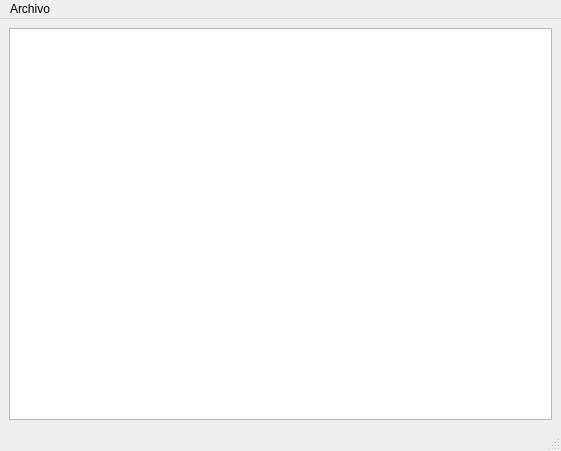
gabogh123/Datos2, file mainwindow.ui: the form before one commit.
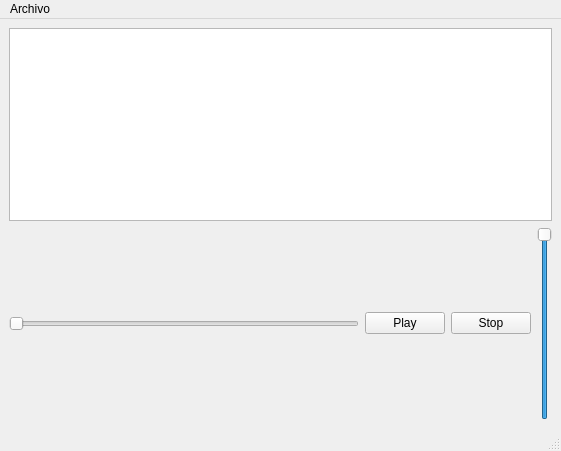
The form after the commit.

```diff
--- a/mainwindow.ui
+++ b/mainwindow.ui
@@ -20,6 +20,41 @@
       <item>
        <widget class="QTableView" name="tableView"/>
       </item>
+      <item>
+       <layout class="QHBoxLayout" name="horizontalLayout">
+        <item>
+         <widget class="QSlider" name="horizontalSlider">
+          <property name="orientation">
+           <enum>Qt::Horizontal</enum>
+          </property>
+         </widget>
+        </item>
+        <item>
+         <widget class="QPushButton" name="pushButton">
+          <property name="text">
+           <string>Play</string>
+          </property>
+         </widget>
+        </item>
+        <item>
+         <widget class="QPushButton" name="pushButton_2">
+          <property name="text">
+           <string>Stop</string>
+          </property>
+         </widget>
+        </item>
+        <item>
+         <widget class="QSlider" name="verticalSlider">
+          <property name="value">
+           <number>99</number>
+          </property>
+          <property name="orientation">
+           <enum>Qt::Vertical</enum>
+          </property>
+         </widget>
+        </item>
+       </layout>
+      </item>
      </layout>
     </item>
    </layout>
```
